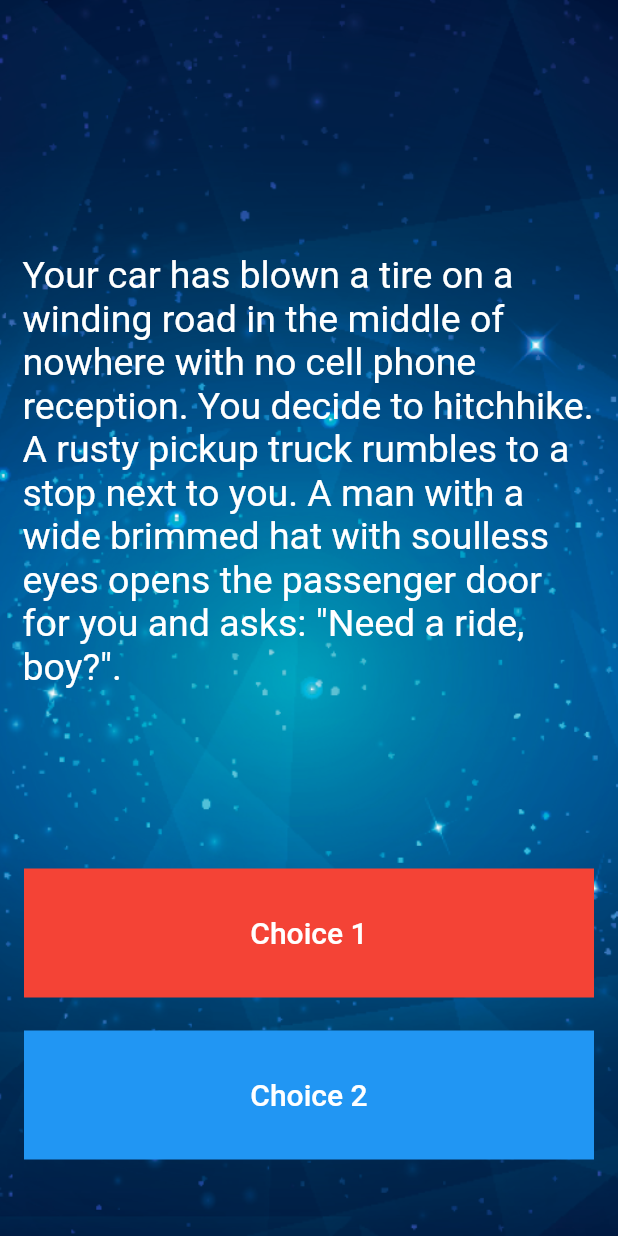
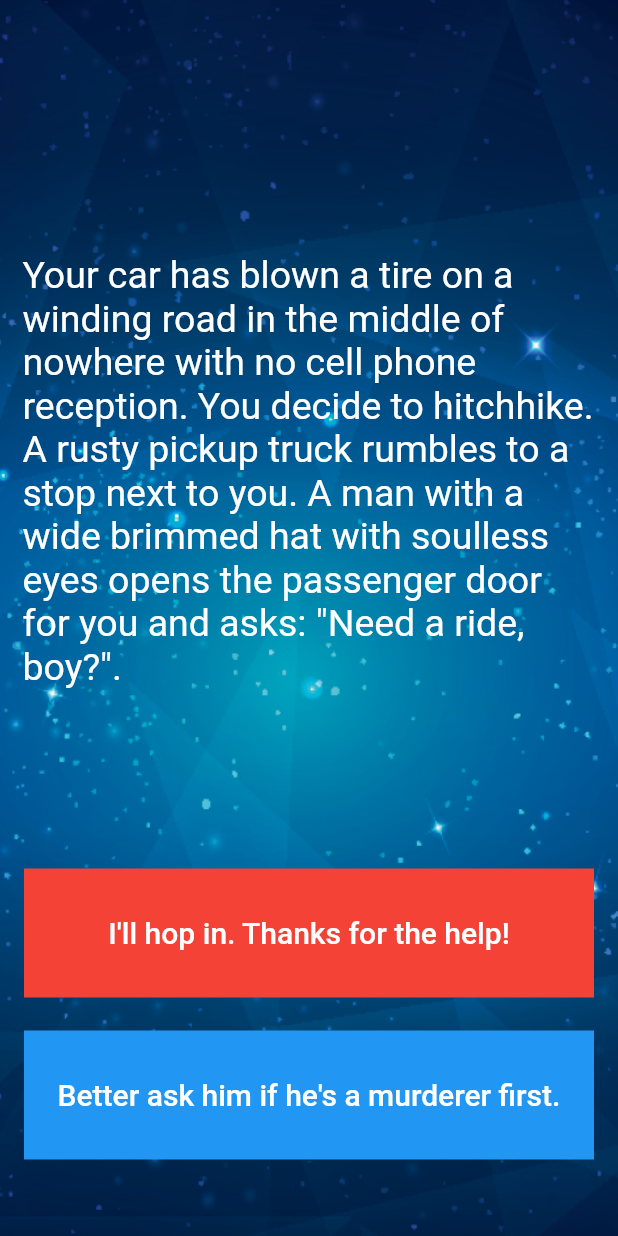
Before and after one commit to Abhishekraina7/story_game, a Flutter app: the screen it shows after launch, on a phone screen of 412 x 824 dp. Run offline on Flutter 3.47's test engine with Material 2 defaults, Android fonts, the phone set to English and light mode, and no system bars.

Commit message:
Created the objects calling the choice methods inside the StoryBrain.

```diff
--- a/lib/main.dart
+++ b/lib/main.dart
@@ -61,13 +61,14 @@ class _StoryPageState extends State<StoryPage> {
                   child:TextButton(
 
                   onPressed: (){
-                    //Choice 1 made by user.
+
                   },
                   //TODO: Step 18 - Call the nextStory() method from storyBrain and pass the number 1 as the choice made by the user.
 
-                  child: const Text(
-                    //TODO: Step 13 - Use the storyBrain to get the text for choice 1.
-                    'Choice 1', style: TextStyle( fontSize: 20.0,color: Colors.white),
+                  child:  Text(
+                    //doneTODO: Step 13 - Use the storyBrain to get the text for choice 1.
+                    brain.getChoice1(),
+                    style: const TextStyle( fontSize: 20.0,color: Colors.white),
                   ),
                 ),
                 ),
@@ -85,14 +86,14 @@ class _StoryPageState extends State<StoryPage> {
                     style: ButtonStyle(
                         foregroundColor: MaterialStateProperty.all<Color>(Colors.blue)),
                     onPressed: (){
-                      //Choice 2 made by user.
+
                     },
 
                     //TODO: Step 19 - Call the nextStory() method from storyBrain and pass the number 2 as the choice made by the user.
-                    child: const Text(
-                      //TODO: Step 14 - Use the storyBrain to get the text for choice 2.
-                      'Choice 2',
-                      style: TextStyle(
+                    child:  Text(
+                      //done TODO: Step 14 - Use the storyBrain to get the text for choice 2.
+                      brain.getChoice2(),
+                      style: const TextStyle(
                           fontSize: 20.0,color:Colors.white
                       ),
                     ),
```
